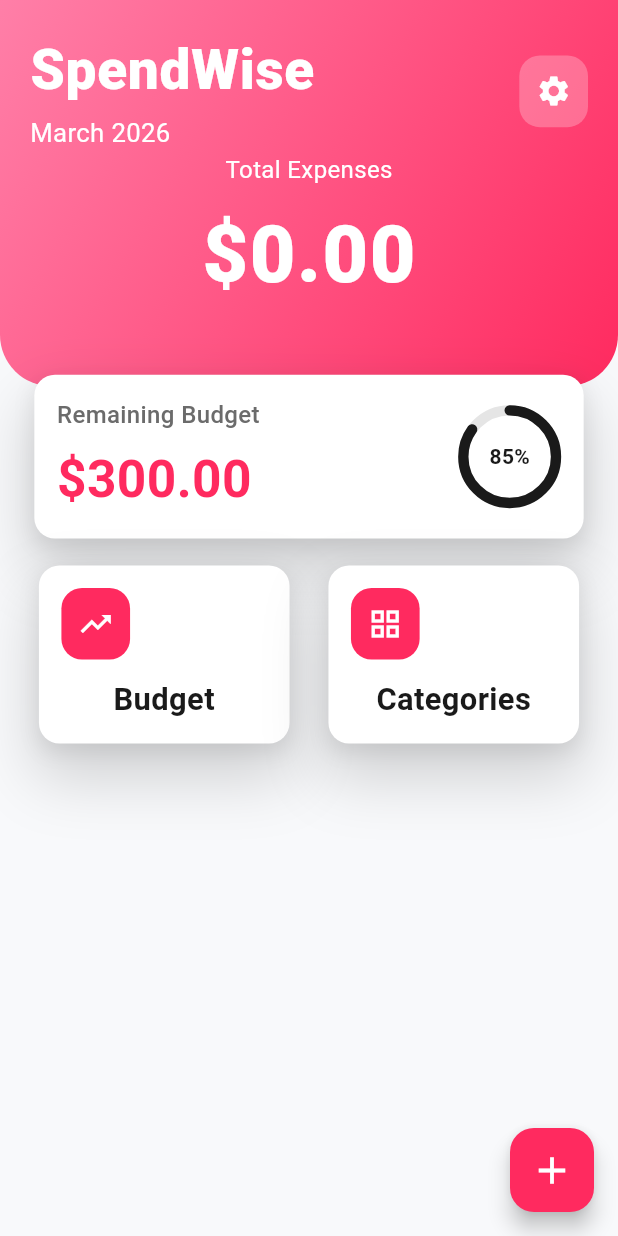
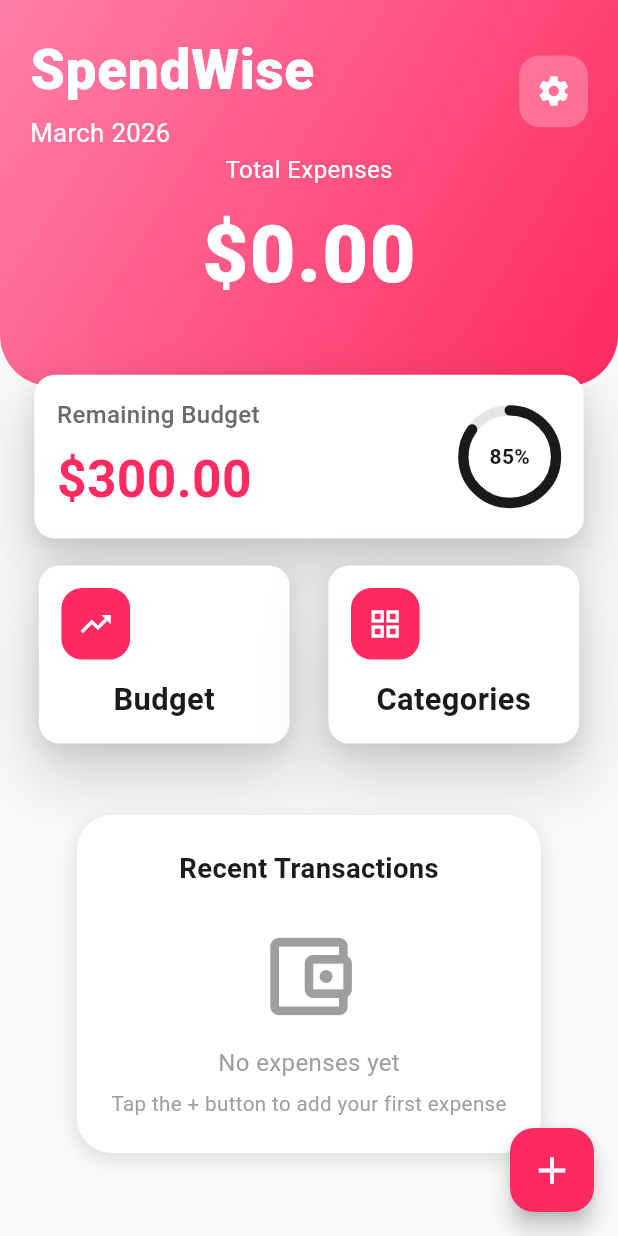
Before and after one commit to sarahmmedd/Banawit, a Flutter app: the screen it shows after launch, on a phone screen of 412 x 824 dp. Run offline on Flutter 3.47's test engine with Material 3 defaults, Android fonts, the light colour scheme and no system bars; drawn by our look-alikes of percent_indicator; our stand-ins replace bloc, flutter_bloc, flutter_screenutil, shared_preferences.

Commit message:
final version

```diff
--- a/lib/features/expenses/cubit/expenses_cubit.dart
+++ b/lib/features/expenses/cubit/expenses_cubit.dart
@@ -1,50 +1,40 @@
+import 'package:bloc/bloc.dart';
+import 'package:banawit/core/models/expense_model.dart';
+import 'package:shared_preferences/shared_preferences.dart';
 import 'dart:convert';
-
-import 'package:flutter_bloc/flutter_bloc.dart';
-import 'package:shared_preferences/shared_preferences.dart';
-
-import 'package:banawit/core/models/expense_model.dart';
 
 part 'expenses_state.dart';
 
 class ExpenseCubit extends Cubit<ExpenseState> {
   ExpenseCubit() : super(ExpenseInitial());
 
-  static const String _expensesKey = 'expenses';
+  static const _storageKey = 'expenses';
 
-  /// Saves [expense] to SharedPreferences as a JSON string
-  /// appended to the existing list stored under the key "expenses".
+  List<Expense> _expenses = [];
+
+  Future<void> loadExpenses() async {
+    final prefs = await SharedPreferences.getInstance();
+    final data = prefs.getStringList(_storageKey) ?? [];
+    _expenses = data.map((e) => Expense.fromJson(jsonDecode(e))).toList();
+    emit(ExpenseLoaded(List.from(_expenses)));
+  }
+
   Future<void> saveExpense(Expense expense) async {
     emit(ExpenseSaving());
-    try {
-      final prefs = await SharedPreferences.getInstance();
-
-      // Retrieve existing list (or start fresh)
-      final List<String> stored = prefs.getStringList(_expensesKey) ?? [];
-
-      // Append the new expense as a JSON-encoded string
-      stored.add(jsonEncode(expense.toJson()));
-
-      // Persist back to SharedPreferences
-      await prefs.setStringList(_expensesKey, stored);
-
-      emit(ExpenseSaved());
-    } catch (e) {
-      emit(ExpenseError('Failed to save expense: $e'));
-    }
+    _expenses.add(expense);
+    await _saveToPrefs();
+    emit(ExpenseLoaded(List.from(_expenses)));
   }
 
-  /// Reads and returns all saved expenses from SharedPreferences.
-  /// Used by the Home screen to display "Recent Transactions".
-  Future<List<Expense>> loadExpenses() async {
-    try {
-      final prefs = await SharedPreferences.getInstance();
-      final List<String> stored = prefs.getStringList(_expensesKey) ?? [];
-      return stored
-          .map((e) => Expense.fromJson(jsonDecode(e) as Map<String, dynamic>))
-          .toList();
-    } catch (_) {
-      return [];
-    }
+  Future<void> deleteAllExpenses() async {
+    _expenses.clear();
+    await _saveToPrefs();
+    emit(ExpenseLoaded(List.from(_expenses)));
+  }
+
+  Future<void> _saveToPrefs() async {
+    final prefs = await SharedPreferences.getInstance();
+    final data = _expenses.map((e) => jsonEncode(e.toJson())).toList();
+    await prefs.setStringList(_storageKey, data);
   }
 }
--- a/lib/features/expenses/cubit/expenses_state.dart
+++ b/lib/features/expenses/cubit/expenses_state.dart
@@ -6,9 +6,7 @@ class ExpenseInitial extends ExpenseState {}
 
 class ExpenseSaving extends ExpenseState {}
 
-class ExpenseSaved extends ExpenseState {}
-
-class ExpenseError extends ExpenseState {
-  final String message;
-  ExpenseError(this.message);
+class ExpenseLoaded extends ExpenseState {
+  final List<Expense> expenses;
+  ExpenseLoaded(this.expenses);
 }
--- a/lib/features/home/ui/home_screen.dart
+++ b/lib/features/home/ui/home_screen.dart
@@ -1,25 +1,27 @@
-import 'package:banawit/features/budget/cubit/budget_cubit.dart';
-import 'package:banawit/features/budget/ui/budget_screen.dart';
-import 'package:banawit/features/categories/cubit/categories_cubit.dart';
-import 'package:banawit/features/categories/ui/categories_screen.dart';
-import 'package:banawit/features/expenses/cubit/expenses_cubit.dart'; // ← أضف الـ import ده
-import 'package:banawit/features/expenses/ui/expenses_screen.dart';
-import 'package:banawit/features/home/ui/widgets/custom_budget_card.dart';
-import 'package:banawit/features/home/ui/widgets/custom_card.dart';
-import 'package:banawit/features/home/ui/widgets/main_container.dart';
+import 'package:banawit/core/theme/app_colors.dart';
+import 'package:banawit/features/home/ui/widgets/recent_transactions.dart';
 import 'package:flutter/material.dart';
 import 'package:flutter_bloc/flutter_bloc.dart';
 import 'package:flutter_screenutil/flutter_screenutil.dart';
-import 'package:banawit/core/theme/app_colors.dart';
+// import '../../core/theme/app_colors.dart';
+import '../../expenses/cubit/expenses_cubit.dart';
+// import '../../expenses/ui/recent_transactions.dart';
+import '../../expenses/ui/expenses_screen.dart';
+import '../../categories/cubit/categories_cubit.dart';
+import '../../categories/ui/categories_screen.dart';
+import '../../budget/cubit/budget_cubit.dart';
+import '../../budget/ui/budget_screen.dart';
+import 'widgets/main_container.dart';
+import 'widgets/custom_card.dart';
+import 'widgets/custom_budget_card.dart';
 
 class HomeScreen extends StatelessWidget {
-  HomeScreen({super.key});
+  const HomeScreen({super.key});
 
   @override
   Widget build(BuildContext context) {
     return Scaffold(
       backgroundColor: AppColors.scaffoldBackground,
-
       body: SafeArea(
         child: SingleChildScrollView(
           child: Column(
@@ -29,79 +31,66 @@ class HomeScreen extends StatelessWidget {
                 clipBehavior: Clip.none,
                 children: [
                   MainContainer(),
-
                   Positioned(
                     bottom: -85.h,
                     right: 20.w,
                     left: 20.w,
-                    child: CustomBudgetCard(),
+                    child: const CustomBudgetCard(),
                   ),
                 ],
               ),
-
               SizedBox(height: 100.h),
 
               /// CARDS
               Row(
                 mainAxisAlignment: MainAxisAlignment.spaceEvenly,
                 children: [
-                  /// BUDGET
-                  /// BUDGET
                   InkWell(
                     onTap: () {
-                      Navigator.push(
-                        context,
-                        MaterialPageRoute(
-                          builder: (context) => BlocProvider(
-                            create: (_) => BudgetBloc(),
-                            child: const BudgetScreen(),
-                          ),
+                      Navigator.push(context, MaterialPageRoute(
+                        builder: (_) => BlocProvider(
+                          create: (_) => BudgetBloc(),
+                          child: const BudgetScreen(),
                         ),
-                      );
+                      ));
                     },
-                    child: CustomCard(icon: Icons.trending_up, title: "Budget"),
+                    child: const CustomCard(icon: Icons.trending_up, title: "Budget"),
                   ),
-
-                  /// CATEGORIES
                   InkWell(
                     onTap: () {
-                      Navigator.push(
-                        context,
-                        MaterialPageRoute(
-                          builder: (context) => BlocProvider(
-                            create: (context) => CategoriesCubit(),
-                            child: const CategoriesScreen(),
-                          ),
+                      Navigator.push(context, MaterialPageRoute(
+                        builder: (_) => BlocProvider(
+                          create: (_) => CategoriesCubit(),
+                          child: const CategoriesScreen(),
                         ),
-                      );
+                      ));
                     },
-                    child: CustomCard(
-                      icon: Icons.grid_view,
-                      title: "Categories",
-                    ),
+                    child: const CustomCard(icon: Icons.grid_view, title: "Categories"),
                   ),
                 ],
               ),
+
+              SizedBox(height: 40.h),
+
+              /// RECENT TRANSACTIONS
+              const RecentTransactions(),
+
+              SizedBox(height: 120.h),
             ],
           ),
         ),
       ),
 
-      /// FLOATING BUTTON
       floatingActionButton: FloatingActionButton(
         backgroundColor: AppColors.primary,
         child: const Icon(Icons.add, color: Colors.white, size: 30),
-
         onPressed: () {
-          Navigator.push(
-            context,
-            MaterialPageRoute(
-              builder: (context) => BlocProvider(
-                create: (_) => ExpenseCubit(),
-                child: const ExpensesScreen(),
-              ),
+          Navigator.push(context, MaterialPageRoute(
+            builder: (_) => BlocProvider.value(
+              value: context.read<ExpenseCubit>(),
+              child: const ExpensesScreen(),
             ),
-          );
+          ));
         },
       ),
     );
--- /dev/null
+++ b/lib/features/home/ui/widgets/recent_transactions.dart
@@ -0,0 +1,83 @@
+import 'package:banawit/core/models/expense_model.dart';
+import 'package:banawit/features/expenses/cubit/expenses_cubit.dart';
+import 'package:flutter/material.dart';
+import 'package:flutter_bloc/flutter_bloc.dart';
+import 'package:flutter_screenutil/flutter_screenutil.dart';
+import 'package:banawit/core/theme/app_colors.dart';
+
+class RecentTransactions extends StatelessWidget {
+  const RecentTransactions({super.key});
+
+  IconData _getIcon(String category) {
+    switch (category) {
+      case "food": return Icons.fastfood;
+      case "transport": return Icons.directions_car;
+      case "shopping": return Icons.shopping_bag;
+      case "entertainment": return Icons.movie;
+      case "health": return Icons.local_hospital;
+      case "bills": return Icons.lightbulb;
+      default: return Icons.attach_money;
+    }
+  }
+
+  @override
+  Widget build(BuildContext context) {
+    return BlocBuilder<ExpenseCubit, ExpenseState>(
+      builder: (context, state) {
+        List<Expense> expenses = [];
+        if (state is ExpenseLoaded) expenses = state.expenses;
+
+        if (expenses.isEmpty) {
+          return Container(
+            margin: EdgeInsets.symmetric(horizontal: 20.w),
+            padding: EdgeInsets.all(20.w),
+            decoration: BoxDecoration(
+              color: AppColors.cardBackground,
+              borderRadius: BorderRadius.circular(20.r),
+              boxShadow: [BoxShadow(color: Colors.black12, blurRadius: 10, offset: Offset(0,4))],
+            ),
+            child: Column(
+              children: [
+                Text("Recent Transactions", style: TextStyle(fontSize: 16.sp, fontWeight: FontWeight.w700)),
+                SizedBox(height: 20.h),
+                Icon(Icons.account_balance_wallet_outlined, size: 60.sp, color: Colors.grey),
+                SizedBox(height: 10.h),
+                Text("No expenses yet", style: TextStyle(fontSize: 14.sp, color: Colors.grey)),
+                SizedBox(height: 5.h),
+                Text("Tap the + button to add your first expense", style: TextStyle(fontSize: 12.sp, color: Colors.grey)),
+              ],
+            ),
+          );
+        }
+
+        final recentExpenses = expenses.reversed.take(5).toList();
+
+        return Container(
+          margin: EdgeInsets.symmetric(horizontal: 20.w),
+          padding: EdgeInsets.all(20.w),
+          decoration: BoxDecoration(
+            color: AppColors.cardBackground,
+            borderRadius: BorderRadius.circular(20.r),
+            boxShadow: [BoxShadow(color: Colors.black12, blurRadius: 10, offset: Offset(0,4))],
+          ),
+          child: Column(
+            crossAxisAlignment: CrossAxisAlignment.start,
+            children: [
+              Text("Recent Transactions", style: TextStyle(fontSize: 16.sp, fontWeight: FontWeight.w700)),
+              SizedBox(height: 15.h),
+              ...recentExpenses.map((expense) => ListTile(
+                leading: CircleAvatar(
+                  backgroundColor: AppColors.primary.withOpacity(.1),
+                  child: Icon(_getIcon(expense.category), color: AppColors.primary),
+                ),
+                title: Text(expense.title, style: TextStyle(fontSize: 14.sp)),
+                subtitle: Text("${expense.date.month}/${expense.date.day}/${expense.date.year}", style: TextStyle(fontSize: 12.sp)),
+                trailing: Text("\$${expense.amount.toStringAsFixed(2)}", style: TextStyle(fontSize: 14.sp, fontWeight: FontWeight.bold, color: Colors.red)),
+              )).toList(),
+            ],
+          ),
+        );
+      },
+    );
+  }
+}
```
Also changed, not shown: lib/features/expenses/ui/expenses_screen.dart (+18 -52 lines).
